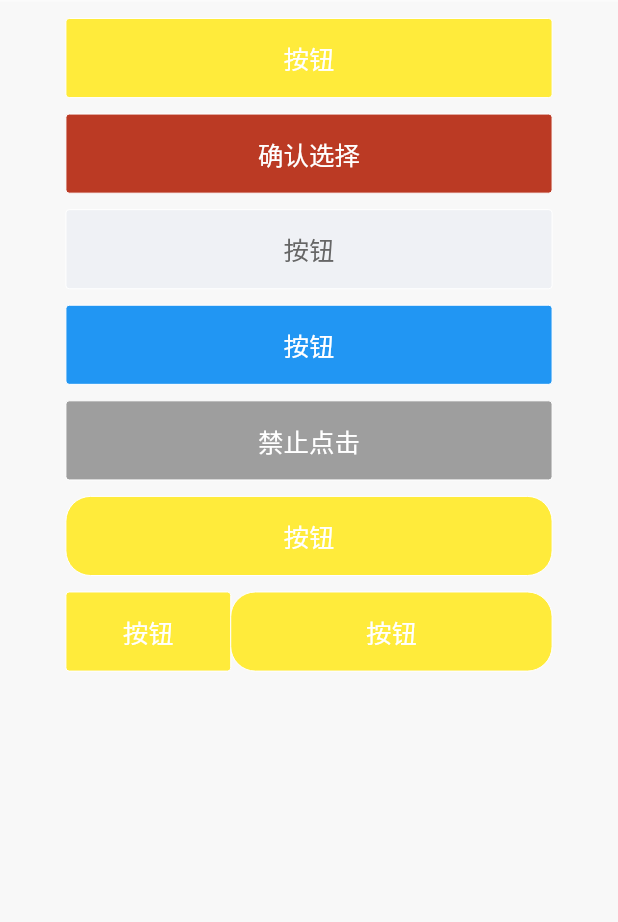
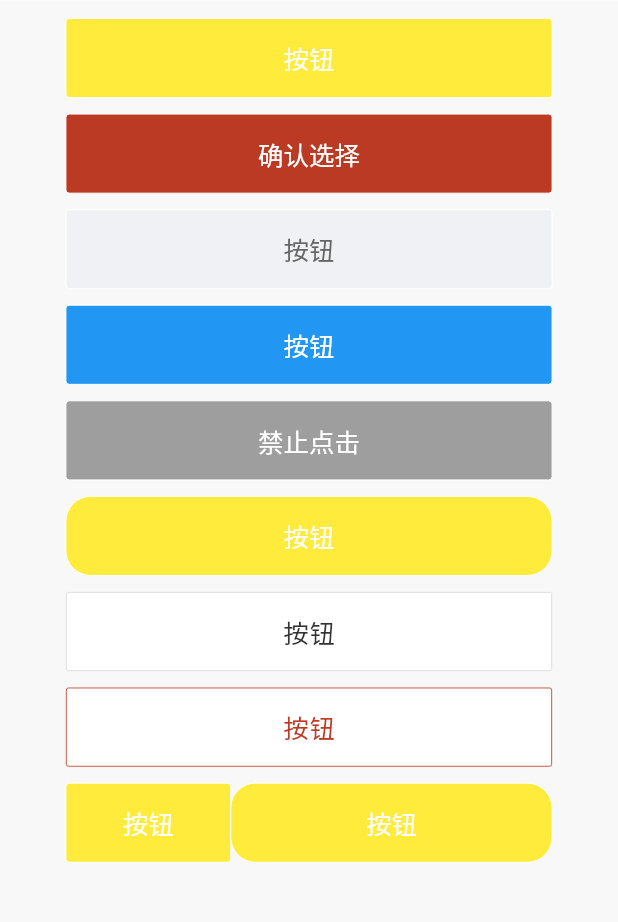
Before and after one commit to quFETeam/flutter_qukit, a Flutter app: the Button screen opened directly, on a phone screen of 412 x 824 dp, the part 64-986 px from its top. Run offline on Flutter 3.47's test engine with Material 2 defaults, Android fonts, the phone set to English and light mode, and no system bars; our stand-ins replace connectivity, flutter_offline, flutter_swiper, photo_view.

Commit message:
qu_button

```diff
--- a/lib/constants/qu_colors.dart
+++ b/lib/constants/qu_colors.dart
@@ -11,7 +11,7 @@ class QuColors{
   //btnColor
   static Color btnDisabledColor = Color(0xFFF8F8F8);
   //弹窗背景色
-  static Color popBakColor = Color(0x80000000);
+  static Color popBgColor = Color(0x80000000);
   //黑色
   static Color black = Color(0xFF333333);
 
--- a/lib/example/button.dart
+++ b/lib/example/button.dart
@@ -75,6 +75,33 @@ class Button extends StatelessWidget {
             SizedBox(
               height: 10 * X,
             ),
+            QuButton(
+              //inline Button
+                borderRadius: 1.5,
+                letterSpacing:0.5,
+                borderColor: Color(0xFFD8D8D8),
+                borderWidth: 0.5,
+                primaryColor: Colors.white,
+                textColor: QuColors.fontPrimaryColor,
+                onTap: _onTap),
+            SizedBox(
+              height: 10 * X,
+            ),
+            QuButton(
+              //inline Button
+                borderRadius: 1.5,
+                active: true,
+                letterSpacing:0.5,
+                activeTextColor: Color(0xFFBB3A24),
+                activeColor: Colors.white,
+                borderColor: Color(0xFFD8D8D8),
+                activeBorderColor: Color(0xFFBB3A24),
+                borderWidth: 0.5,
+                primaryColor: Colors.white,
+                onTap: _onTap),
+            SizedBox(
+              height: 10 * X,
+            ),
             Row(mainAxisAlignment: MainAxisAlignment.center, children: <Widget>[
               QuButton(
                   //设置宽
--- a/lib/src/qu_button.dart
+++ b/lib/src/qu_button.dart
@@ -4,6 +4,7 @@ import '../util/qu_screen.dart';
 class QuButton extends StatelessWidget {
   final double width;
   final double height;
+  final double letterSpacing;
   final double borderRadius;
   final double borderWidth;
   final Color primaryColor;
@@ -13,6 +14,7 @@ class QuButton extends StatelessWidget {
   final Color textColor;
   final Color disabledTextColor;
   final Color activeTextColor;
+  final Color activeBorderColor;
   final String text;
   final double textSize;
   final bool disabled;
@@ -23,6 +25,7 @@ class QuButton extends StatelessWidget {
       {Key key,
       this.width = 295,
       this.height = 48,
+      this.letterSpacing=0,
       this.borderRadius = 2,
       this.borderWidth = 0,
       this.primaryColor = Colors.yellow,
@@ -30,7 +33,8 @@ class QuButton extends StatelessWidget {
       this.activeColor = Colors.blue,
       this.borderColor = Colors.white,
       this.textColor = Colors.white,
-      this.activeTextColor=Colors.white,
+      this.activeTextColor = Colors.white,
+      this.activeBorderColor = Colors.white,
       this.disabledTextColor = Colors.white,
       this.text = '按钮',
       this.textSize = 17,
@@ -54,11 +58,11 @@ class QuButton extends StatelessWidget {
         decoration: BoxDecoration(
             color: disabled?disabledColor:active?activeColor:primaryColor,
             borderRadius: BorderRadius.circular(borderRadius*X),
-            border: Border.all(color: borderColor, width: borderWidth*X)),
+            border: Border.all(color: active?activeBorderColor:borderColor, width: borderWidth*X)),
         child: Center(
           child: Text(
             text,
-            style: TextStyle(color: disabled?disabledTextColor:active?activeTextColor:textColor, fontSize: textSize),
+            style: TextStyle(color: disabled?disabledTextColor:active?activeTextColor:textColor, fontSize: textSize,letterSpacing:letterSpacing),
           ),
         ),
       ),
--- a/lib/src/qu_dialog.dart
+++ b/lib/src/qu_dialog.dart
@@ -33,7 +33,6 @@ class QuDialog extends StatelessWidget {
       this.onConfirmTap})
       : super(key: key);
 
-
   _onCancelTap(context){
     if(onCancelTap==null){
       Navigator.pop(context);
@@ -56,7 +55,7 @@ class QuDialog extends StatelessWidget {
       body: Stack(
         children: <Widget>[
           Container(
-            color: QuColors.popBakColor,
+            color: QuColors.popBgColor,
             child: InkWell(
               onTap: canClose?() {
                 Navigator.pop(context);
@@ -73,7 +72,19 @@ class QuDialog extends StatelessWidget {
     );
   }
 
-  //页面上的UI
+  Widget _title(X){
+    return showTitle? Container(
+      margin: EdgeInsets.only(bottom: 20 * X),
+      child: Text(
+        title,
+        style: TextStyle(
+            color: QuColors.fontPrimaryColor,
+            fontSize: 17 * X),
+      ),
+    ): Container();
+  }
+
+  //页面UI
   Widget _viewUI(X, context) {
     return Container(
       decoration: BoxDecoration(
@@ -88,21 +99,12 @@ class QuDialog extends StatelessWidget {
             child: Column(
               mainAxisAlignment: MainAxisAlignment.center,
               children: <Widget>[
-                showTitle
-                    ? Container(
-                        margin: EdgeInsets.only(bottom: 20 * X),
-                        child: Text(
-                          title,
-                          style: TextStyle(
-                              color: QuColors.fontPrimaryColor,
-                              fontSize: 17 * X),
-                        ),
-                      )
-                    : Container(),
+                _title(X),
                 Text(
                   content,
                   style: TextStyle(
                       color: QuColors.fontPrimaryColor, fontSize: 15 * X),
+                  textAlign: TextAlign.center,
                 ),
               ],
             ),
```
